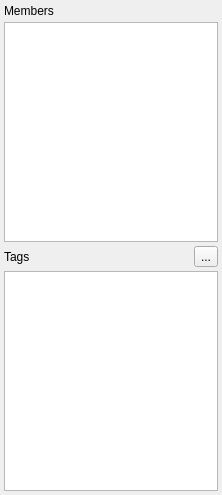
The window that MinimumRelationProperties.ui (openstreetmap/merkaartor) describes before a commit, drawn with Qt 5.
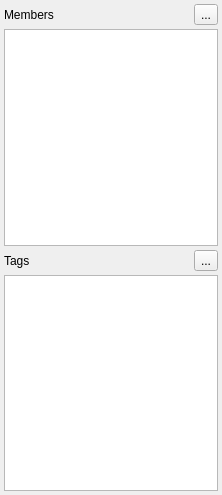
The same window after the commit. Icons and pictures are not drawn.

Commit message: ADD : Relation member context menu for center and zoom on the properties dock ADD : Allow to remove a member from a relation thru the properties dock. FIX : switch to skulpture 2.2 custom style by default

```diff
--- a/MinimumRelationProperties.ui
+++ b/MinimumRelationProperties.ui
@@ -23,11 +23,39 @@
     <layout class="QGridLayout" name="variableLayout" />
    </item>
    <item>
+    <layout class="QHBoxLayout" name="horizontalLayout" >
+     <item>
     <widget class="QLabel" name="MembersLabel" >
      <property name="text" >
       <string>Members</string>
      </property>
     </widget>
+     </item>
+     <item>
+      <spacer name="horizontalSpacer" >
+       <property name="orientation" >
+        <enum>Qt::Horizontal</enum>
+       </property>
+       <property name="sizeHint" stdset="0" >
+        <size>
+         <width>40</width>
+         <height>20</height>
+        </size>
+       </property>
+      </spacer>
+     </item>
+     <item>
+      <widget class="QToolButton" name="RemoveMemberButton" >
+       <property name="text" >
+        <string>...</string>
+       </property>
+       <property name="icon" >
+        <iconset resource="Icons/AllIcons.qrc" >
+         <normaloff>:/Icons/small-remove.xpm</normaloff>:/Icons/small-remove.xpm</iconset>
+       </property>
+      </widget>
+     </item>
+    </layout>
    </item>
    <item>
     <widget class="QTableView" name="MembersView" >
```
Lines whose indentation alone changed are shown as unchanged. The commit also changes 10 other files.
